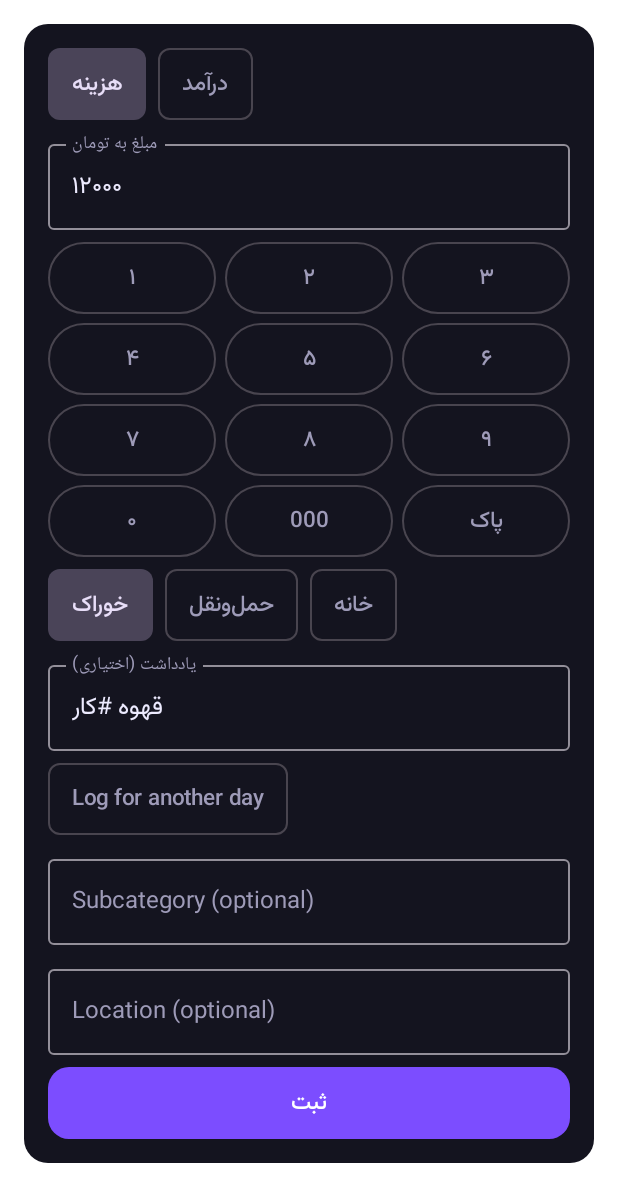
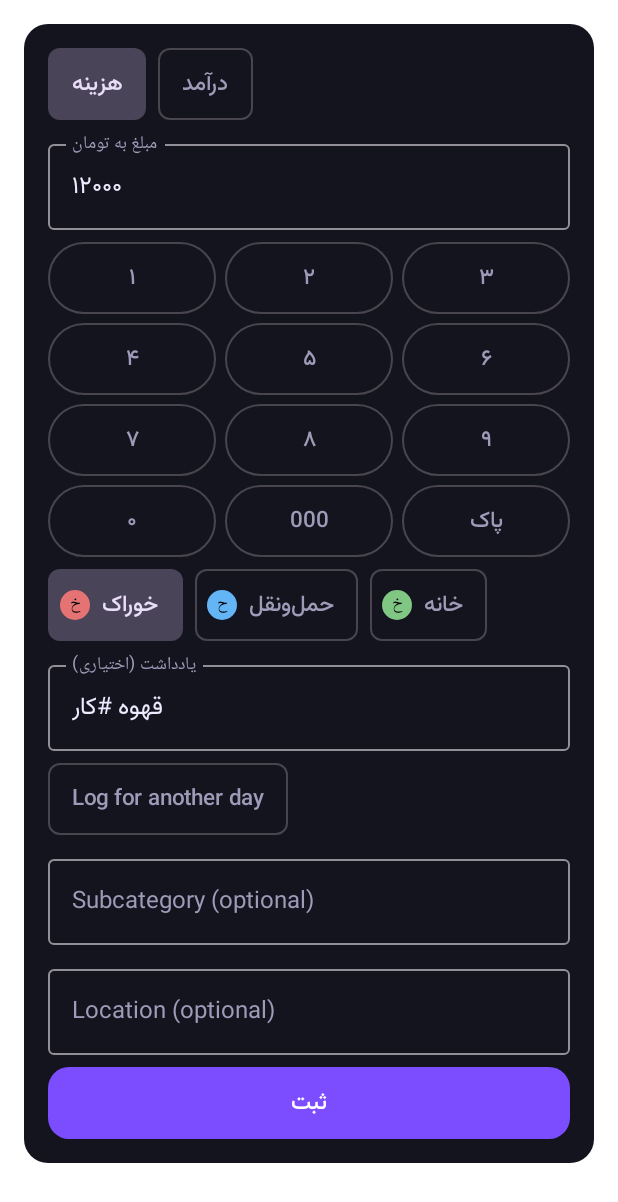
Before and after one commit to eternity-lord/shadow-system, an Android app built with Jetpack Compose: the @Preview function EntryCardPreview, on a phone screen of 412 x 824 dp. Shown: the top 1202 px of the screen. Run offline under Robolectric (Android 15) with nearby library versions, the phone set to English and light mode, and no system bars; our stand-ins replace Room's generated code.

Commit message:
feat: categories in backup, category colour marks, goal wallet shortfall, previews, tests; decision 62
Co-authored-by: arena-agent <297053741+arena-agent@users.noreply.github.com>

```diff
--- a/app/src/main/java/com/shadowsystem/core/FinanceRules.kt
+++ b/app/src/main/java/com/shadowsystem/core/FinanceRules.kt
@@ -74,4 +74,8 @@ object FinanceRules {
 
     private fun monthStart(offset: Int, nowMillis: Long): Jalali.Date =
         Jalali.addMonths(Jalali.fromMillis(nowMillis), offset).copy(day = 1)
+
+    /** Amount the linked wallet is short of the rest of a goal. Zero when there is no wallet or it covers the rest. */
+    fun walletShortfall(remaining: Long, balance: Long?): Long =
+        if (balance == null) 0L else (remaining - balance).coerceAtLeast(0L)
 }
--- a/app/src/main/java/com/shadowsystem/data/db/CategoryDao.kt
+++ b/app/src/main/java/com/shadowsystem/data/db/CategoryDao.kt
@@ -13,6 +13,12 @@ interface CategoryDao {
 
     @Query("SELECT * FROM categories WHERE archived = 0 AND isIncome = :isIncome ORDER BY sortOrder, name")
     fun observeActive(isIncome: Boolean): Flow<List<CategoryEntity>>
+
+    @Query("SELECT * FROM categories")
+    suspend fun all(): List<CategoryEntity>
+
+    @Insert(onConflict = OnConflictStrategy.ABORT)
+    suspend fun insertAll(categories: List<CategoryEntity>)
 
     @Query("SELECT name FROM categories")
     suspend fun names(): List<String>
--- a/app/src/main/java/com/shadowsystem/ui/components/CategoryEditor.kt
+++ b/app/src/main/java/com/shadowsystem/ui/components/CategoryEditor.kt
@@ -39,6 +39,15 @@ fun rememberCategoryNames(isIncome: Boolean): List<String> {
     val flow = remember(isIncome) { app.container.categories.observeActive(isIncome) }
     val names by flow.collectAsStateWithLifecycle(initialValue = emptyList())
     return names
+}
+
+/** Colour of every category by name, for the chip marks. Empty outside the app (previews). */
+@Composable
+fun rememberCategoryColours(): Map<String, Long> {
+    val app = LocalContext.current.applicationContext as? ShadowApp ?: return emptyMap()
+    val flow = remember { app.container.categories.observeAll() }
+    val rows by flow.collectAsStateWithLifecycle(initialValue = emptyList())
+    return remember(rows) { rows.associate { it.name to it.colorArgb } }
 }
 
 /** Add, rename and archive money categories. Archived ones stay on old transactions. */
--- a/app/src/main/java/com/shadowsystem/ui/components/MoneyComponents.kt
+++ b/app/src/main/java/com/shadowsystem/ui/components/MoneyComponents.kt
@@ -2,6 +2,12 @@ package com.shadowsystem.ui.components
 
 import androidx.compose.foundation.layout.Arrangement
 import androidx.compose.foundation.layout.Column
+import androidx.compose.foundation.background
+import androidx.compose.foundation.layout.Box
+import androidx.compose.foundation.layout.size
+import androidx.compose.foundation.shape.CircleShape
+import androidx.compose.ui.draw.clip
+import androidx.compose.ui.graphics.Color
 import androidx.compose.foundation.layout.Row
 import androidx.compose.foundation.layout.fillMaxWidth
 import androidx.compose.foundation.layout.heightIn
@@ -32,16 +38,36 @@ fun moneyText(rial: Long, hidden: Boolean): String =
     if (hidden) "••••" else PersianText.formatMoney(rial)
 
 @Composable
-fun CategoryChips(selected: String, categories: List<String>, onSelect: (String) -> Unit) {
+fun CategoryChips(
+    selected: String,
+    categories: List<String>,
+    onSelect: (String) -> Unit,
+    colours: Map<String, Long> = emptyMap()
+) {
     LazyRow(horizontalArrangement = Arrangement.spacedBy(8.dp)) {
         items(categories, key = { it }) { cat ->
             FilterChip(
                 selected = selected == cat,
                 onClick = { onSelect(cat) },
                 label = { Text(cat) },
+                leadingIcon = { CategoryDot(cat, colours[cat]) },
                 modifier = Modifier.heightIn(min = 48.dp)
             )
         }
+    }
+}
+
+/** Category icon: a round colour mark with the first letter of the name. */
+@Composable
+fun CategoryDot(name: String, colourArgb: Long?) {
+    Box(
+        contentAlignment = Alignment.Center,
+        modifier = Modifier
+            .size(20.dp)
+            .clip(CircleShape)
+            .background(colourArgb?.let { Color(it) } ?: ShadowColors.TextMuted)
+    ) {
+        Text(name.take(1), style = MaterialTheme.typography.labelSmall, color = Color.Black)
     }
 }
 
@@ -100,7 +126,7 @@ fun EntryCard(
         if (form.error) {
             Text(stringResource(R.string.money_amount_invalid), color = ShadowColors.Danger, style = MaterialTheme.typography.bodyMedium)
         }
-        CategoryChips(form.category, categories, onCategory)
+        CategoryChips(form.category, categories, onCategory, rememberCategoryColours())
         OutlinedTextField(
             value = form.note,
             onValueChange = onNote,
--- a/app/src/main/res/values/strings.xml
+++ b/app/src/main/res/values/strings.xml
@@ -482,5 +482,5 @@
     <string name="reports_year_chart">Last 12 months</string>
     <string name="reports_trend">Last 3 months vs the 3 before: %1$s</string>
     <string name="reports_trend_none">Not enough data for a trend yet</string>
-    <string name="goal_wallet_short">The linked wallet does not cover the rest of the goal</string>
+    <string name="goal_wallet_short">The linked wallet does not cover the rest of the goal; short by %1$s</string>
 </resources>
```
Also changed, not shown: app/src/main/java/com/shadowsystem/data/backup/BackupCodec.kt (+10 -2 lines), app/src/main/java/com/shadowsystem/data/backup/BackupService.kt (+12 -1 lines), app/src/main/java/com/shadowsystem/ui/components/CardPreviews.kt (+59 -0 lines), app/src/main/java/com/shadowsystem/ui/screens/PlanSections.kt (+6 -4 lines), 5 other files.
